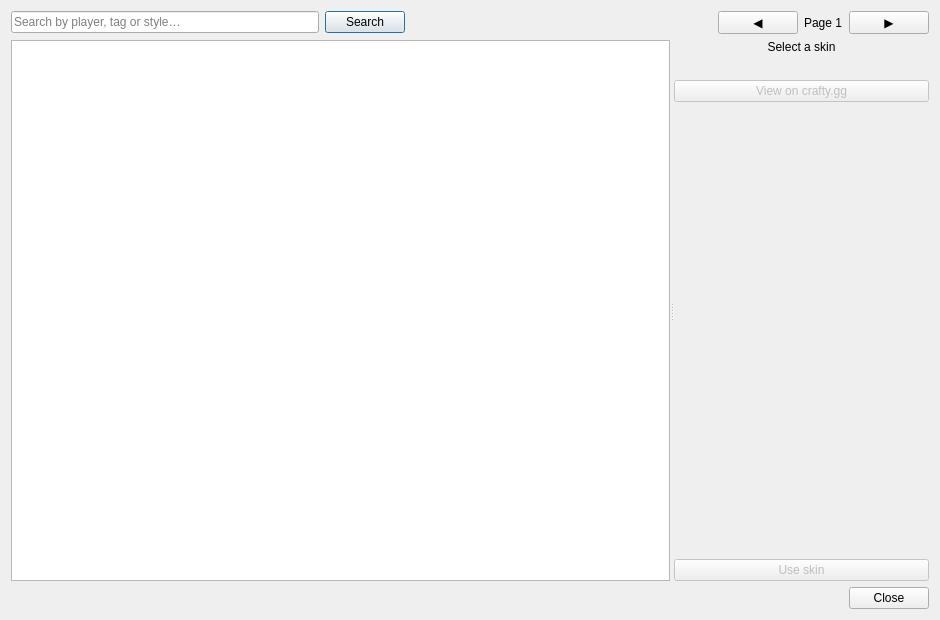
corecommit/PollyMC-Continued, file launcher/ui/dialogs/skins/SkinBrowserDialog.ui: the form before one commit.
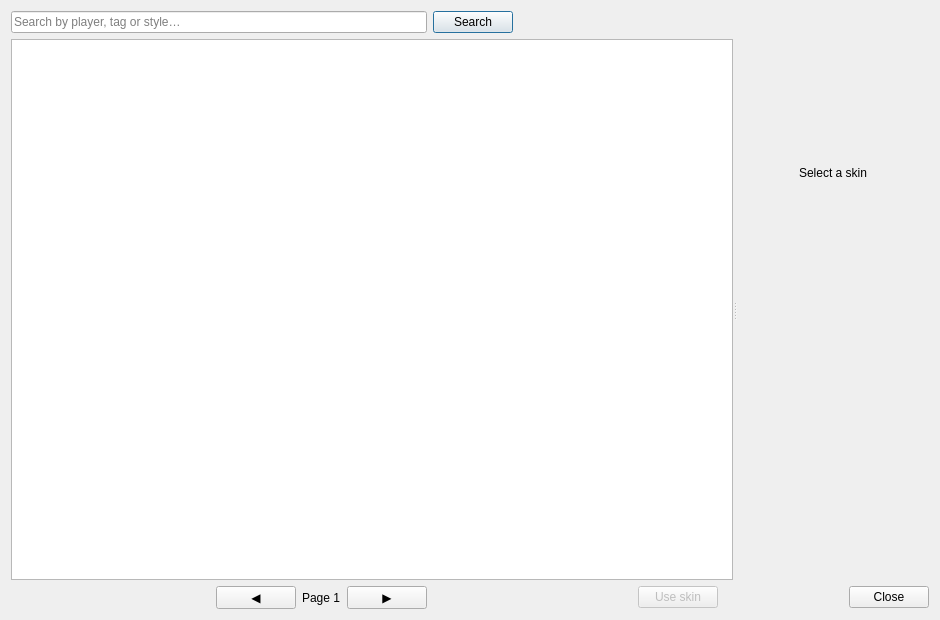
The form after the commit.

Commit message:
Add: Refactor SkinBrowserDialog layout and navigation [skip release]
Removed pagination buttons and added a new bottom bar layout with navigation and action buttons.

Patch:
```diff
--- a/launcher/ui/dialogs/skins/SkinBrowserDialog.ui
+++ b/launcher/ui/dialogs/skins/SkinBrowserDialog.ui
@@ -14,6 +14,7 @@
    <string>View skins online</string>
   </property>
   <layout class="QVBoxLayout" name="verticalLayout">
+   <!-- Search row: page nav removed from here -->
    <item>
     <layout class="QHBoxLayout" name="searchLayout">
      <item>
@@ -46,33 +47,6 @@
        </property>
       </spacer>
      </item>
-     <item>
-      <widget class="QPushButton" name="prevBtn">
-       <property name="text">
-        <string>◀</string>
-       </property>
-       <property name="toolTip">
-        <string>Previous page</string>
-       </property>
-      </widget>
-     </item>
-     <item>
-      <widget class="QLabel" name="pageLabel">
-       <property name="text">
-        <string>Page 1</string>
-       </property>
-      </widget>
-     </item>
-     <item>
-      <widget class="QPushButton" name="nextBtn">
-       <property name="text">
-        <string>▶</string>
-       </property>
-       <property name="toolTip">
-        <string>Next page</string>
-       </property>
-      </widget>
-     </item>
     </layout>
    </item>
    <item>
@@ -123,7 +97,8 @@
      </widget>
      <widget class="QWidget" name="detailBox">
       <layout class="QVBoxLayout" name="detailLayout">
-       <item>
+       <!-- stretch=1 gives the preview all leftover vertical space -->
+       <item stretch="1">
         <layout class="QVBoxLayout" name="previewLayout"/>
        </item>
        <item>
@@ -149,25 +124,63 @@
          </property>
         </widget>
        </item>
+       <!-- siteBtn, detailSpacer, useSkinBtn removed from this layout -->
+      </layout>
+     </widget>
+    </widget>
+   </item>
+   <!-- New bottom bar: page nav centered, use skin + close on the right -->
        <item>
-        <widget class="QPushButton" name="siteBtn">
+    <layout class="QHBoxLayout" name="bottomBar">
+     <item>
+      <spacer name="bottomLeftSpacer">
+       <property name="orientation">
+        <enum>Qt::Horizontal</enum>
+       </property>
+       <property name="sizeHint" stdset="0">
+        <size>
+         <width>40</width>
+         <height>20</height>
+        </size>
+       </property>
+      </spacer>
+     </item>
+     <item>
+      <widget class="QPushButton" name="prevBtn">
          <property name="text">
-          <string>View on crafty.gg</string>
-         </property>
-         <property name="enabled">
-          <bool>false</bool>
+        <string>◀</string>
+       </property>
+       <property name="toolTip">
+        <string>Previous page</string>
          </property>
         </widget>
        </item>
        <item>
-        <spacer name="detailSpacer">
+      <widget class="QLabel" name="pageLabel">
+       <property name="text">
+        <string>Page 1</string>
+       </property>
+      </widget>
+     </item>
+     <item>
+      <widget class="QPushButton" name="nextBtn">
+       <property name="text">
+        <string>▶</string>
+       </property>
+       <property name="toolTip">
+        <string>Next page</string>
+       </property>
+      </widget>
+     </item>
+     <item>
+      <spacer name="bottomRightSpacer">
          <property name="orientation">
-          <enum>Qt::Vertical</enum>
+        <enum>Qt::Horizontal</enum>
          </property>
          <property name="sizeHint" stdset="0">
           <size>
-           <width>20</width>
-           <height>40</height>
+         <width>40</width>
+         <height>20</height>
           </size>
          </property>
         </spacer>
@@ -185,16 +198,14 @@
          </property>
         </widget>
        </item>
-      </layout>
-     </widget>
-    </widget>
-   </item>
    <item>
     <widget class="QDialogButtonBox" name="buttonBox">
      <property name="standardButtons">
       <set>QDialogButtonBox::Close</set>
      </property>
     </widget>
+     </item>
+    </layout>
    </item>
   </layout>
  </widget>
```
Lines whose indentation alone changed are shown as unchanged.
